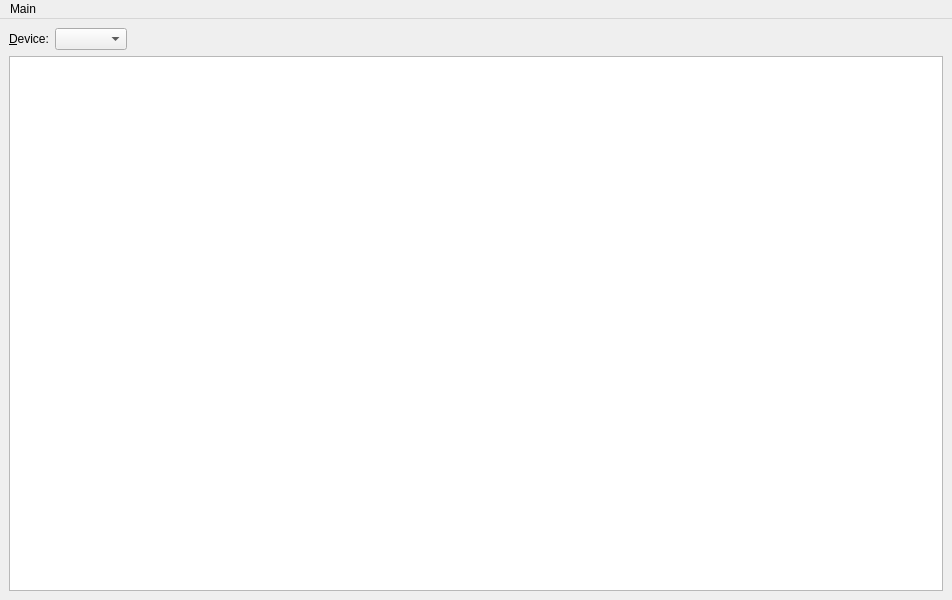
Qt form src/ui/main.ui (havardgulldahl/jottagui) before a commit.
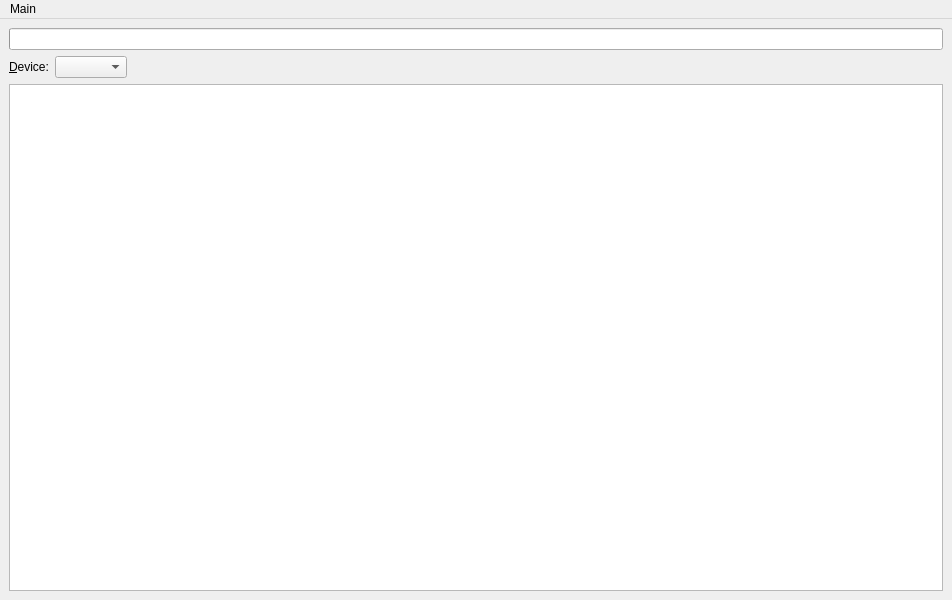
The same form after that commit.

What changed in the file:
```diff
--- a/src/ui/main.ui
+++ b/src/ui/main.ui
@@ -15,7 +15,7 @@
   </property>
   <widget class="QWidget" name="centralwidget">
    <layout class="QGridLayout" name="gridLayout">
-    <item row="0" column="0">
+    <item row="1" column="0">
      <layout class="QHBoxLayout" name="horizontalLayout_2">
       <item>
        <widget class="QLabel" name="labelDevice">
@@ -58,7 +58,7 @@
       </item>
      </layout>
     </item>
-    <item row="1" column="0">
+    <item row="2" column="0">
      <widget class="QColumnView" name="jottafsView">
       <property name="sizePolicy">
        <sizepolicy hsizetype="Expanding" vsizetype="Expanding">
@@ -89,6 +89,16 @@
       </property>
      </widget>
     </item>
+    <item row="0" column="0">
+     <widget class="QProgressBar" name="progressBar">
+      <property name="value">
+       <number>0</number>
+      </property>
+      <property name="textVisible">
+       <bool>false</bool>
+      </property>
+     </widget>
+    </item>
    </layout>
   </widget>
   <widget class="QMenuBar" name="menubar">
```
Left out of the diff: 2 changed lines with no effect on the pictures.
